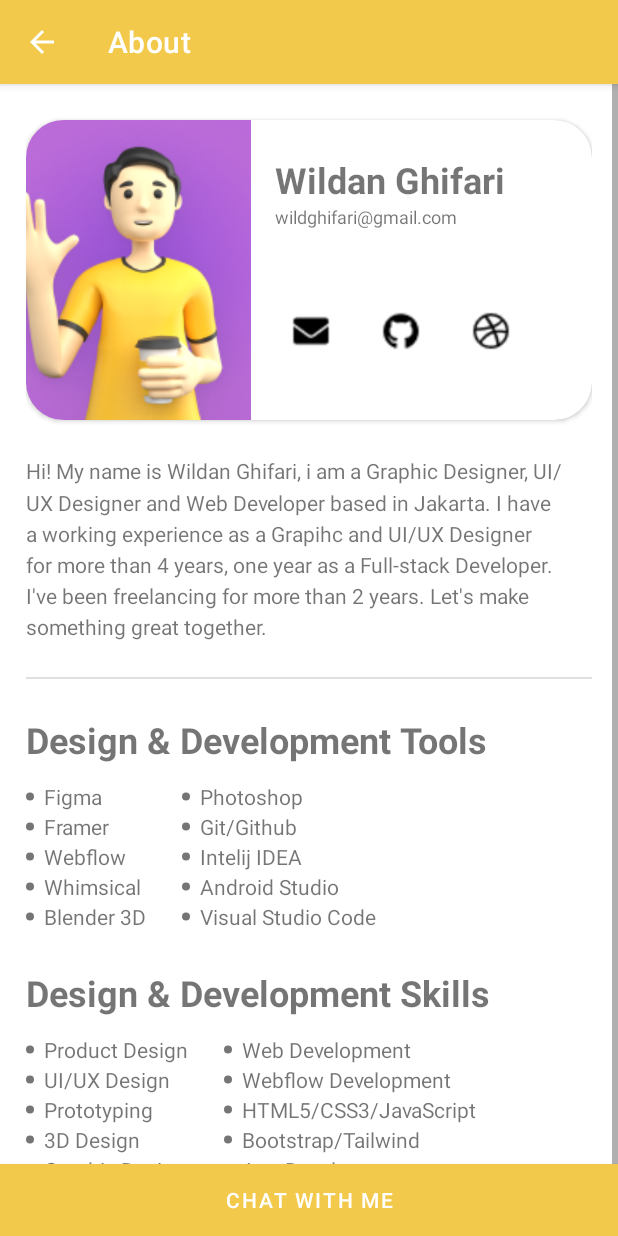
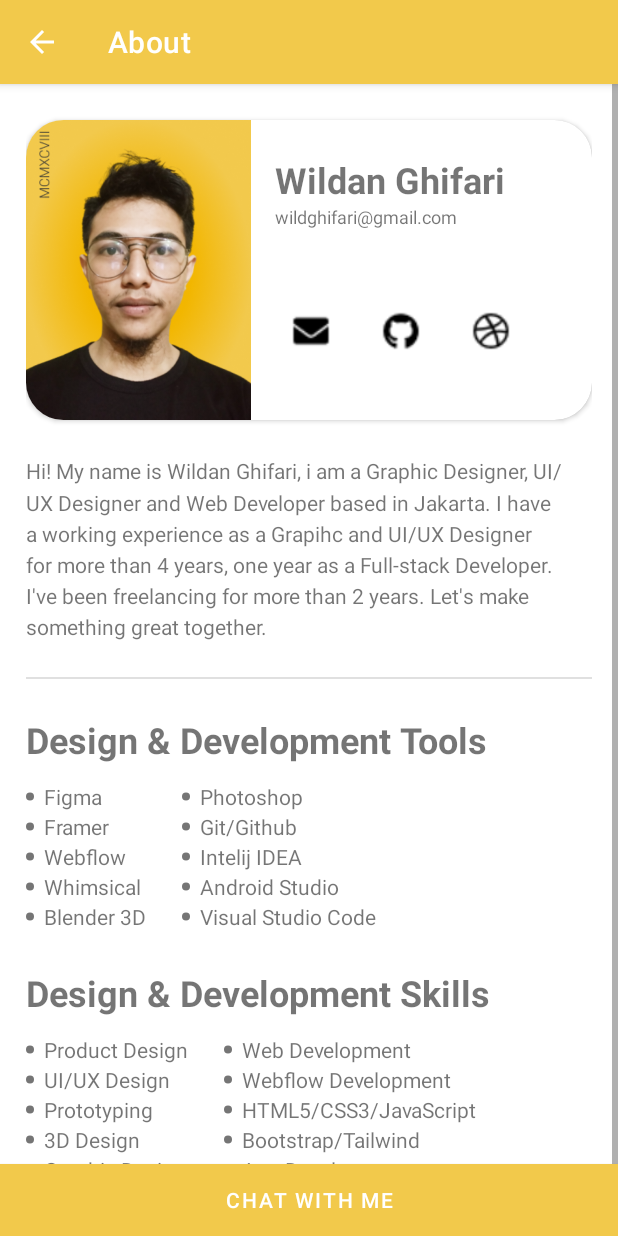
Before and after one commit to wildanGhifari/NutsPedia, an Android app: the ProfileActivity screen opened directly, with no data from a screen before it, on a phone screen of 412 x 824 dp. Run offline under Robolectric (Android 15) with nearby library versions, the phone set to English and light mode, and no system bars.

Commit message:
Change profile picture

```diff
--- a/app/src/main/java/me/wildan/nutspedia/ProfileActivity.kt
+++ b/app/src/main/java/me/wildan/nutspedia/ProfileActivity.kt
@@ -3,6 +3,7 @@ package me.wildan.nutspedia
 import android.content.Intent
 import android.net.Uri
 import android.os.Bundle
+import android.widget.Button
 import android.widget.ImageButton
 import androidx.appcompat.app.AppCompatActivity
 
@@ -32,6 +33,12 @@ class ProfileActivity : AppCompatActivity() {
             val myDribbble = Intent(Intent.ACTION_VIEW, Uri.parse("https://dribbble.com/wildant"))
             startActivity(myDribbble)
         }
+
+        val btnChat: Button = findViewById(R.id.btn_chat)
+        btnChat.setOnClickListener {
+            val myWhatsApp = Intent(Intent.ACTION_VIEW, Uri.parse("https://wa.link/y1fh9u"))
+            startActivity(myWhatsApp)
+        }
     }
 
     private fun setActionBarTitle(title: String) {
--- a/app/src/main/res/layout/activity_profile.xml
+++ b/app/src/main/res/layout/activity_profile.xml
@@ -38,7 +38,7 @@
                         android:layout_height="match_parent"
                         android:contentDescription="@string/profile_picture"
                         android:scaleType="centerCrop"
-                        android:src="@drawable/img_wildan" />
+                        android:src="@drawable/wildan" />
 
                     <RelativeLayout
                         android:id="@+id/profile_info"
```
Also changed, not shown: app/src/main/res/drawable/wildan.png (added), 2 other files.
